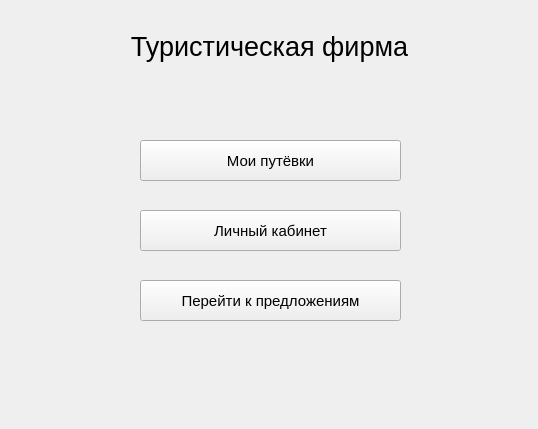
Before: the Qt Designer form gui/clientmainwindow.ui in rkv04/test, drawn with Qt 5.
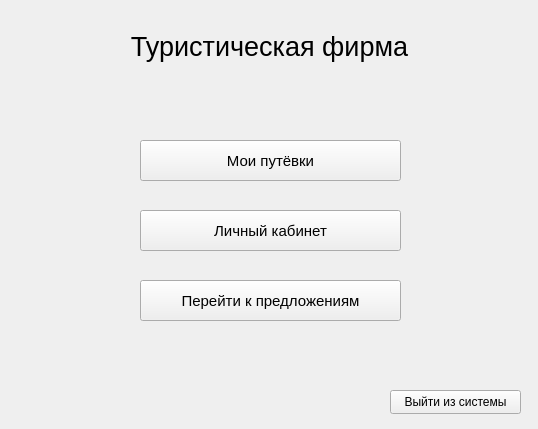
After: the same form once the commit is applied.

```diff
--- a/gui/clientmainwindow.ui
+++ b/gui/clientmainwindow.ui
@@ -98,6 +98,19 @@
      <string>Личный кабинет</string>
     </property>
    </widget>
+   <widget class="QPushButton" name="logoutButton">
+    <property name="geometry">
+     <rect>
+      <x>390</x>
+      <y>390</y>
+      <width>131</width>
+      <height>24</height>
+     </rect>
+    </property>
+    <property name="text">
+     <string>Выйти из системы</string>
+    </property>
+   </widget>
   </widget>
  </widget>
  <resources/>
```
